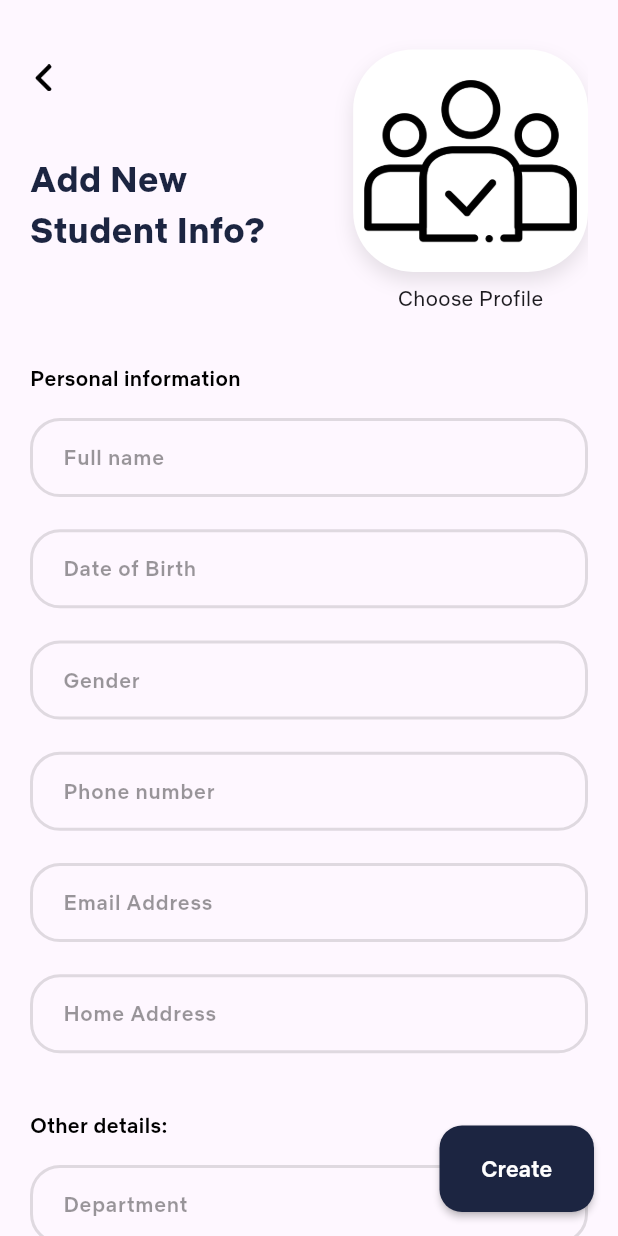
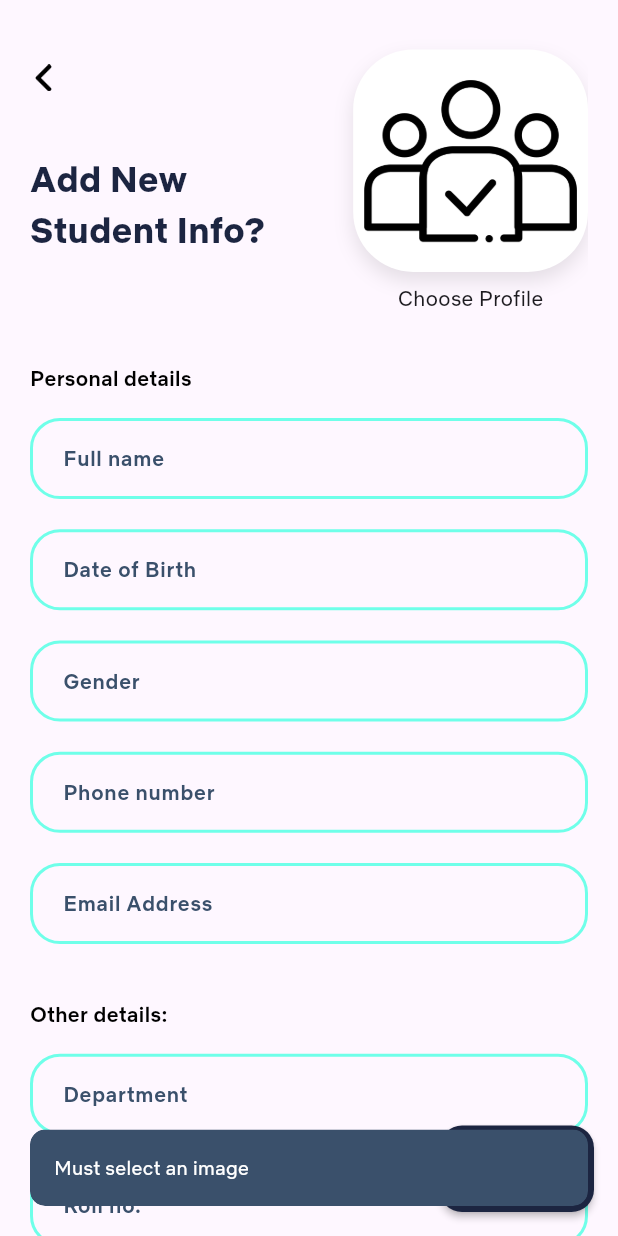
Before and after one commit to faizsr/Student-Management---Getx, a Flutter app: the ScreenAddStudent screen opened by its route, after a tap on "Create", on a phone screen of 412 x 824 dp. Run offline on Flutter 3.47's test engine with Material 3 defaults, Android fonts, the phone set to English and light mode, and no system bars; our stand-ins replace get, image_picker, sqflite; accounts and stored records are empty.

```diff
--- a/lib/core/colors.dart
+++ b/lib/core/colors.dart
@@ -2,6 +2,7 @@ import 'package:flutter/material.dart';
 
 const kDarkBlue = Color(0xFF1C2541);
 const kBlueGrey = Color(0xFF3A506B);
+const kAqua = Color(0xFF6FFFE9);
 const kWhiteColor = Colors.white;
 const kBlackColor = Colors.black;
 const kLightblack = Colors.black12;
--- a/lib/presentation/screens/add student/screen_add_student.dart
+++ b/lib/presentation/screens/add student/screen_add_student.dart
@@ -3,6 +3,7 @@ import 'package:flutter_application_1/core/assets.dart';
 import 'package:flutter_application_1/core/colors.dart';
 import 'package:flutter_application_1/core/constants.dart';
 import 'package:flutter_application_1/data/model/student.dart';
+import 'package:flutter_application_1/presentation/controllers/form_controller.dart';
 import 'package:flutter_application_1/presentation/controllers/image_picker_controller.dart';
 import 'package:flutter_application_1/presentation/controllers/student_controller.dart';
 import 'package:flutter_application_1/presentation/screens/add%20student/widgets/sections.dart';
@@ -13,7 +14,7 @@ class ScreenAddStudent extends StatelessWidget {
 
   final studentController = Get.put(StudentController());
   final imagePickerController = Get.put(ImagePickerController());
-  final _formkey = GlobalKey<FormState>();
+  final formController = Get.put(FormController());
 
   final nameController = TextEditingController();
   final dobController = TextEditingController();
@@ -53,10 +54,6 @@ class ScreenAddStudent extends StatelessWidget {
                 ),
               ),
               kHeight(kGetHeight * 0.04),
-              Form(
-                key: _formkey,
-                child: Column(
-                  children: [
               personalInfoSection(
                 nameController: nameController,
                 dobController: dobController,
@@ -77,9 +74,6 @@ class ScreenAddStudent extends StatelessWidget {
             ],
           ),
         ),
-            ],
-          ),
-        ),
       ),
       floatingActionButton: MaterialButton(
         minWidth: kGetWidth * 0.25,
@@ -89,7 +83,7 @@ class ScreenAddStudent extends StatelessWidget {
         ),
         color: kDarkBlue,
         onPressed: () {
-          // if (_formkey.currentState!.validate()) {
+          if (imagePickerController.image.value.path != '') {
             studentController.addStudent(StudentModel(
               id: null,
               name: nameController.text,
@@ -105,9 +99,11 @@ class ScreenAddStudent extends StatelessWidget {
               rollNumber: rollNumberController.text,
               studentClass: studentClassController.text,
             ));
-          // } else {
-          //   kGetSnackbar('All fields should be filled');
-          // }
+            Get.back();
+            kGetSnackbar('New student details added');
+          } else {
+            kGetSnackbar('Must select an image');
+          }
         },
         child: const Text(
           'Create',
--- a/lib/presentation/screens/add student/widgets/sections.dart
+++ b/lib/presentation/screens/add student/widgets/sections.dart
@@ -2,6 +2,7 @@ import 'package:flutter/material.dart';
 import 'package:flutter_application_1/core/assets.dart';
 import 'package:flutter_application_1/core/colors.dart';
 import 'package:flutter_application_1/core/constants.dart';
+import 'package:flutter_application_1/presentation/controllers/form_controller.dart';
 import 'package:flutter_application_1/presentation/screens/add%20student/widgets/sub_heading.dart';
 import 'package:flutter_application_1/presentation/widgets/custom_text_field.dart';
 import 'package:flutter_application_1/presentation/widgets/heading.dart';
@@ -14,6 +15,7 @@ Column otherDetailSection({
   required TextEditingController rollNumberController,
   required TextEditingController studentClassController,
 }) {
+  final formController = Get.put(FormController());
   return Column(
     crossAxisAlignment: CrossAxisAlignment.start,
     children: [
@@ -27,56 +29,19 @@ Column otherDetailSection({
         textInputType: TextInputType.text,
         controller: departmentController,
         labelText: 'Department',
-        validator: (value) {
-          if (value!.isEmpty) {
-            return '';
-          }
-          return '';
-        },
-      ),
-      CustomTextFieldWidget(
-        textInputType: TextInputType.datetime,
-        controller: admissonDateController,
-        labelText: 'Admission date',
-        validator: (value) {
-          if (value!.isEmpty) {
-            return '';
-          }
-          return '';
-        },
-      ),
-      CustomTextFieldWidget(
-        textInputType: TextInputType.text,
-        controller: studentIdController,
-        labelText: 'Student ID',
-        validator: (value) {
-          if (value!.isEmpty) {
-            return '';
-          }
-          return '';
-        },
+        validator: (value) => formController.validateDepartment(value!),
       ),
       CustomTextFieldWidget(
         textInputType: TextInputType.number,
         controller: rollNumberController,
         labelText: 'Roll no.',
-        validator: (value) {
-          if (value!.isEmpty) {
-            return '';
-          }
-          return '';
-        },
+        validator: (value) => formController.validateRollno(value!),
       ),
       CustomTextFieldWidget(
         textInputType: TextInputType.number,
         controller: studentClassController,
         labelText: 'Class',
-        validator: (value) {
-          if (value!.isEmpty) {
-            return '';
-          }
-          return '';
-        },
+        validator: (value) => formController.validateClass(value!),
       ),
     ],
   );
@@ -90,11 +55,12 @@ Column personalInfoSection({
   required TextEditingController emailController,
   required TextEditingController homeAddressController,
 }) {
+  final formController = Get.put(FormController());
   return Column(
     crossAxisAlignment: CrossAxisAlignment.start,
     children: [
       const SubHeadingWidget(
-        text: 'Personal information',
+        text: 'Personal details',
         fontSize: 14,
         fontWeight: FontWeight.w500,
         color: kBlackColor,
@@ -103,67 +69,31 @@ Column personalInfoSection({
         textInputType: TextInputType.text,
         controller: nameController,
         labelText: 'Full name',
-        validator: (value) {
-          if (value!.isEmpty) {
-            return '';
-          }
-          return '';
-        },
+        validator: (value) => formController.validateName(value!),
       ),
       CustomTextFieldWidget(
         textInputType: TextInputType.datetime,
         controller: dobController,
         labelText: 'Date of Birth',
-        validator: (value) {
-          if (value!.isEmpty) {
-            return '';
-          }
-          return '';
-        },
+        validator: (value) => formController.validateDob(value!),
       ),
       CustomTextFieldWidget(
         textInputType: TextInputType.text,
         controller: genderController,
         labelText: 'Gender',
-        validator: (value) {
-          if (value!.isEmpty) {
-            return '';
-          }
-          return '';
-        },
+        validator: (value) => formController.validateGender(value!),
       ),
       CustomTextFieldWidget(
         textInputType: TextInputType.phone,
         controller: phoneNumberController,
         labelText: 'Phone number',
-        validator: (value) {
-          if (value!.isEmpty) {
-            return '';
-          }
-          return '';
-        },
+        validator: (value) => formController.validatePhNumber(value!),
       ),
       CustomTextFieldWidget(
         textInputType: TextInputType.emailAddress,
         controller: emailController,
         labelText: 'Email Address',
-        validator: (value) {
-          if (value!.isEmpty) {
-            return '';
-          }
-          return '';
-        },
-      ),
-      CustomTextFieldWidget(
-        textInputType: TextInputType.streetAddress,
-        controller: homeAddressController,
-        labelText: 'Home Address',
-        validator: (value) {
-          if (value!.isEmpty) {
-            return '';
-          }
-          return '';
-        },
+        validator: (value) => formController.validateEmail(value!),
       ),
     ],
   );
@@ -173,7 +103,6 @@ Row headAndImageSection(
     {required String text,
     required void Function()? onTap,
     required ImageProvider<Object> image}) {
-  print(image);
   return Row(
     crossAxisAlignment: CrossAxisAlignment.start,
     children: [
--- a/lib/presentation/widgets/custom_text_field.dart
+++ b/lib/presentation/widgets/custom_text_field.dart
@@ -24,15 +24,14 @@ class CustomTextFieldWidget extends StatelessWidget {
       child: SizedBox(
         height: Get.height * 0.07,
         child: TextFormField(
-          validator: validator,
           keyboardType: textInputType,
           controller: controller,
-          minLines: null,
+          validator: validator,
           style: const TextStyle(fontSize: 15),
           decoration: InputDecoration(
             isDense: true,
             errorMaxLines: 1,
-            errorText: '',
+            errorText: null,
             errorStyle: const TextStyle(
               height: 0,
               fontSize: 0,
@@ -44,35 +43,35 @@ class CustomTextFieldWidget extends StatelessWidget {
             ),
             labelText: labelText,
             labelStyle: const TextStyle(
-              color: Color(0x66000000),
+              color: kBlueGrey,
               fontWeight: FontWeight.w500,
               fontSize: 14,
             ),
             enabledBorder: OutlineInputBorder(
               borderRadius: BorderRadius.circular(20.0),
               borderSide: const BorderSide(
-                color: kBlackColor,
+                color: kAqua,
                 width: 2.0,
               ),
             ),
             focusedBorder: OutlineInputBorder(
               borderRadius: BorderRadius.circular(20.0),
               borderSide: const BorderSide(
-                color: kBlackColor,
+                color: kAqua,
                 width: 2.0,
               ),
             ),
             errorBorder: OutlineInputBorder(
               borderRadius: BorderRadius.circular(20.0),
               borderSide: const BorderSide(
-                color: kLightblack,
+                color: Colors.red,
                 width: 2.0,
               ),
             ),
             focusedErrorBorder: OutlineInputBorder(
               borderRadius: BorderRadius.circular(20.0),
               borderSide: const BorderSide(
-                color: kLightblack,
+                color: Colors.red,
                 width: 2.0,
               ),
             ),
```
Also changed, not shown: lib/presentation/controllers/form_controller.dart (added, +70 -0 lines), lib/presentation/screens/add student/widgets/custom_btn.dart (added, +85 -0 lines), lib/presentation/screens/student detail/widgets/info_widget.dart (+0 -8 lines), lib/presentation/screens/student list/screen_student_list.dart (+10 -1 lines), lib/presentation/screens/update student/screen_update_student.dart (+8 -14 lines). Lines whose indentation alone changed are shown as unchanged.
